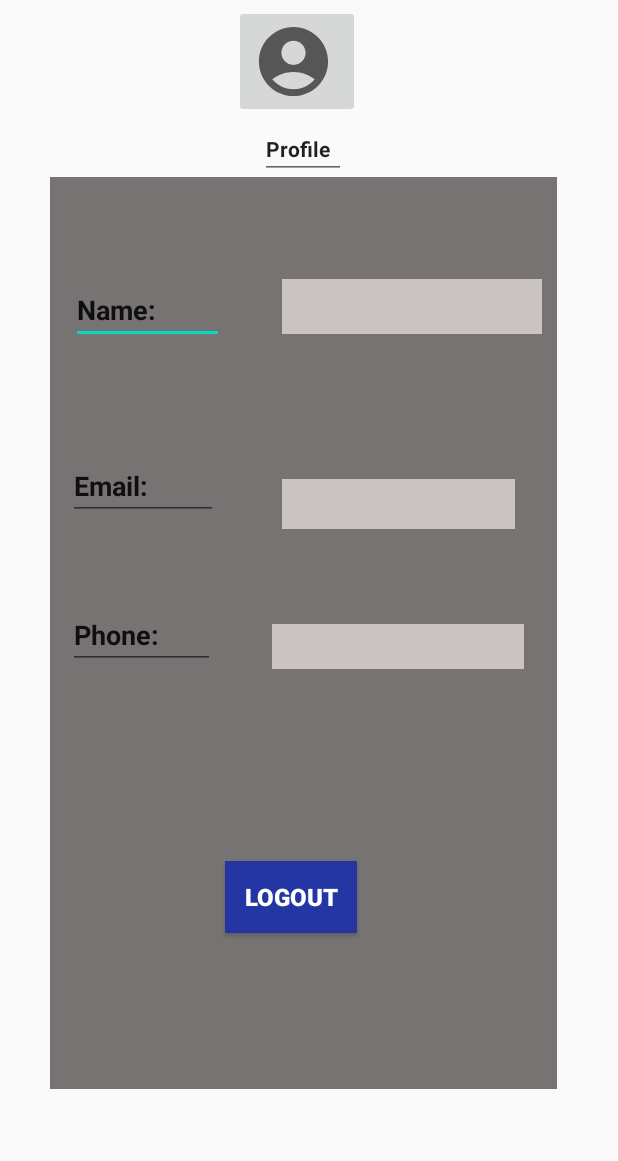
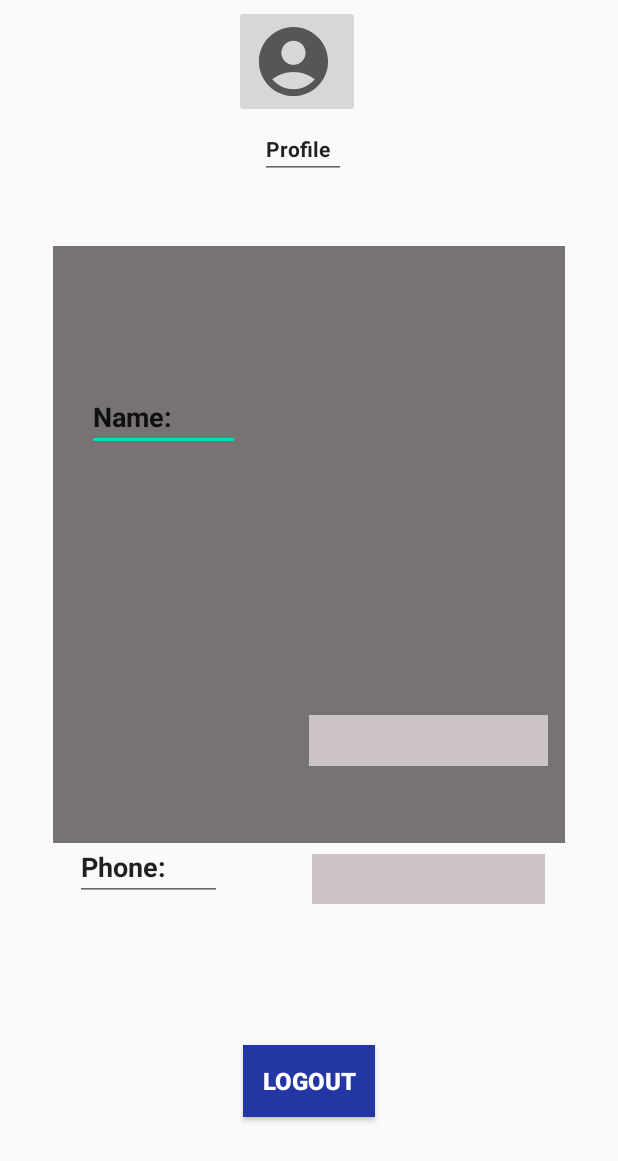
Before and after one commit to emmanuelly15/OurProject, an Android app: the layout fragment_profile.xml on its own in the app's theme, with its tools: preview values and no code run, on a phone screen of 412 x 824 dp. Shown: the top 1161 px of the screen. Run offline under Robolectric (Android 15) with nearby library versions, the phone set to English and light mode, and no system bars.

Commit message:
Profile page details completed
Removed User Email - Redundant

```diff
--- a/app/src/main/java/com/example/paycoprototype/DescriptionActivity.java
+++ b/app/src/main/java/com/example/paycoprototype/DescriptionActivity.java
@@ -55,7 +55,7 @@ public class DescriptionActivity extends AppCompatActivity {
     private Button openb;
     private Button sendBtn;
     //private String base_url ="http://api.payco.gngengineering.co.za/api/ImageUpload/UploadImages";
-    private String base_url ="https://33ec-41-113-48-15.eu.ngrok.io/api/ImageUpload/UploadImages";
+    private String base_url ="https://fde7-41-113-37-244.eu.ngrok.io/api/ImageUpload/UploadImages";
     // RequestQueue rq;
 
     private String imageFile;
--- a/app/src/main/java/com/example/paycoprototype/HomeFragment.java
+++ b/app/src/main/java/com/example/paycoprototype/HomeFragment.java
@@ -61,7 +61,7 @@ public class HomeFragment extends Fragment{
 
     Button AddBtn;
     //private String base_url ="https://2ad1-41-113-95-53.eu.ngrok.io/document";
-    private String base_url ="https://33ec-41-113-48-15.eu.ngrok.io/document";
+    private String base_url ="https://fde7-41-113-37-244.eu.ngrok.io/document";
     @Override
     public void onCreate(Bundle savedInstanceState) {
         super.onCreate(savedInstanceState);
--- a/app/src/main/java/com/example/paycoprototype/MainActivity.java
+++ b/app/src/main/java/com/example/paycoprototype/MainActivity.java
@@ -25,7 +25,7 @@ import okhttp3.Response;
 
 public class MainActivity extends AppCompatActivity {
     //public static String base_url ="https://c726-41-113-34-37.eu.ngrok.io";
-    public static String base_url ="https://33ec-41-113-48-15.eu.ngrok.io";
+    public static String base_url ="https://fde7-41-113-37-244.eu.ngrok.io";
     public static JSONObject userProfile;
 
     @Override
--- a/app/src/main/java/com/example/paycoprototype/fragmentProfile.java
+++ b/app/src/main/java/com/example/paycoprototype/fragmentProfile.java
@@ -41,6 +41,20 @@ public class fragmentProfile extends Fragment {
             e.printStackTrace();
         }
 
+        TextView phone = (TextView) view.findViewById(R.id.txtphone); //This line as well as the other (**)
+        try {
+            phone.setText(MainActivity.userProfile.getString("telephone"));//(**) are what are used when linking the Login details
+        } catch (JSONException e) {
+            e.printStackTrace();
+        }
+/*
+        TextView email = (TextView) view.findViewById(R.id.txtemail); //This line as well as the other (**)
+        try {
+            name.setText(MainActivity.userProfile.getString("email"));//(**) are what are used when linking the Login details
+        } catch (JSONException e) {
+            e.printStackTrace();
+        }
+*/
         Button btn_logout = (Button) view.findViewById(R.id.button);
         btn_logout.setOnClickListener(new View.OnClickListener() {
             @Override
--- a/app/src/main/res/layout/fragment_profile.xml
+++ b/app/src/main/res/layout/fragment_profile.xml
@@ -12,15 +12,16 @@
 
     <TextView
         android:id="@+id/textView7"
-        android:layout_width="338dp"
-        android:layout_height="608dp"
+        android:layout_width="341dp"
+        android:layout_height="398dp"
         android:layout_alignParentStart="true"
         android:layout_alignParentTop="true"
         android:layout_centerHorizontal="true"
-        android:layout_marginStart="33dp"
-        android:layout_marginTop="118dp"
+        android:layout_marginStart="35dp"
+        android:layout_marginTop="164dp"
         android:background="#787373"
         android:foregroundTint="#4C4646" />
+
 
     <EditText
         android:id="@+id/editTextTextPersonName"
@@ -28,26 +29,13 @@
         android:layout_height="wrap_content"
         android:layout_alignParentStart="true"
         android:layout_alignParentTop="true"
-        android:layout_marginStart="47dp"
-        android:layout_marginTop="184dp"
+        android:layout_marginStart="58dp"
+        android:layout_marginTop="255dp"
         android:layout_marginEnd="10dp"
         android:layout_marginBottom="10dp"
         android:ems="10"
         android:inputType="textPersonName"
         android:text="Name:"
-        android:textStyle="bold" />
-
-    <EditText
-        android:id="@+id/editTextTextPersonName2"
-        android:layout_width="100dp"
-        android:layout_height="wrap_content"
-        android:layout_alignParentStart="true"
-        android:layout_alignParentTop="true"
-        android:layout_marginStart="45dp"
-        android:layout_marginTop="301dp"
-        android:ems="10"
-        android:inputType="textPersonName"
-        android:text="Email:"
         android:textStyle="bold" />
 
     <EditText
@@ -57,57 +45,35 @@
         android:layout_alignParentStart="true"
         android:layout_alignParentBottom="true"
         android:layout_centerVertical="true"
-        android:layout_marginStart="45dp"
-        android:layout_marginBottom="378dp"
+        android:layout_marginStart="50dp"
+        android:layout_marginBottom="223dp"
         android:ems="10"
         android:inputType="textPersonName"
         android:text="Phone:"
         android:textStyle="bold" />
 
     <TextView
-        android:id="@+id/textView10"
-        android:layout_width="168dp"
-        android:layout_height="30dp"
-        android:layout_alignParentStart="true"
-        android:layout_alignParentBottom="true"
-        android:layout_centerVertical="true"
-        android:layout_marginStart="181dp"
-        android:layout_marginBottom="378dp"
-        android:background="#CCC4C4" />
-
-    <TextView
-        android:id="@+id/textView12"
+        android:id="@+id/txtphone"
         android:layout_width="155dp"
         android:layout_height="33dp"
         android:layout_alignParentStart="true"
         android:layout_alignParentBottom="true"
-        android:layout_marginStart="188dp"
-        android:layout_marginBottom="471dp"
+        android:layout_marginStart="208dp"
+        android:layout_marginBottom="221dp"
         android:background="#CCC4C4" />
 
     <TextView
         android:id="@+id/txtName"
-        android:layout_width="173dp"
-
-        android:layout_height="47dp"
+        android:layout_width="159dp"
+        android:layout_height="34dp"
         android:layout_alignParentStart="true"
         android:layout_alignParentBottom="true"
-        android:layout_marginStart="188dp"
+        android:layout_centerVertical="true"
+        android:layout_marginStart="206dp"
         android:layout_marginTop="186dp"
         android:layout_marginEnd="10dp"
-        android:layout_marginBottom="601dp"
+        android:layout_marginBottom="313dp"
         android:background="#CCC4C4" />
-
-    <TextView
-        android:id="@+id/textView11"
-        android:layout_width="wrap_content"
-        android:layout_height="wrap_content"
-        android:layout_alignParentStart="true"
-        android:layout_alignParentBottom="true"
-        android:layout_marginStart="142dp"
-        android:layout_marginBottom="310dp"
-        android:background="#FFFFFF" />
-
 
     <ImageButton
         android:id="@+id/imageButton3"
@@ -140,8 +106,9 @@
         android:layout_width="wrap_content"
         android:layout_height="wrap_content"
         android:layout_alignParentBottom="true"
+        android:layout_centerHorizontal="true"
         android:layout_marginStart="150dp"
-        android:layout_marginBottom="202dp"
+        android:layout_marginBottom="79dp"
         android:background="#2336A3"
         android:text="Logout"
         android:textColor="#FFFFFF"
```
